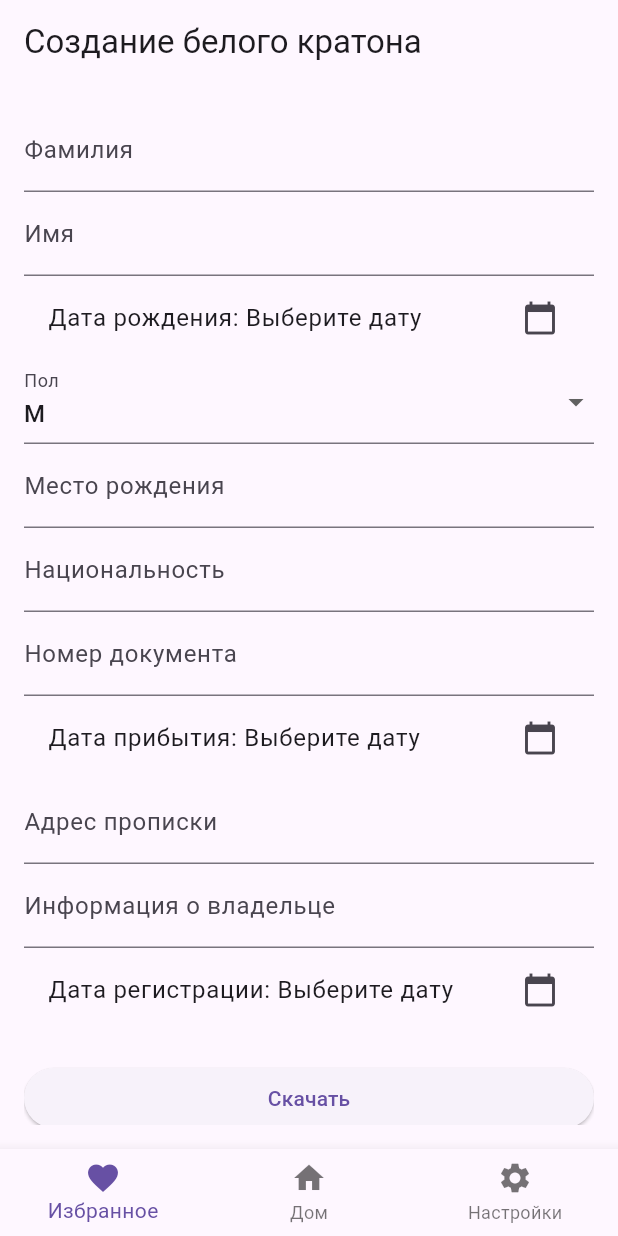
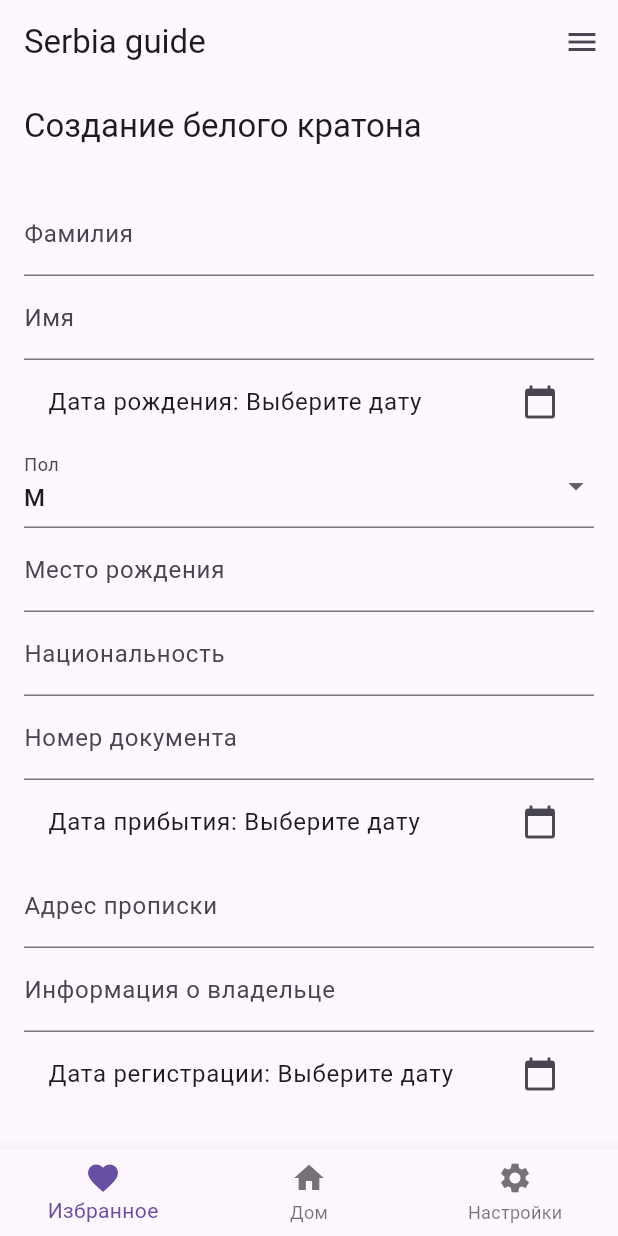
Before and after one commit to ialakey/srbguide, a Flutter app: the screen it shows after launch, on a phone screen of 412 x 824 dp. Run offline on Flutter 3.47's test engine with Material 3 defaults, Android fonts, the light colour scheme and no system bars; our stand-ins replace open_file; missing offline and left inert: docx_template.

Commit message:
Add menu

```diff
--- a/lib/main.dart
+++ b/lib/main.dart
@@ -2,6 +2,7 @@ import 'package:flutter/material.dart';
 
 import 'screens/white_cardboard.dart';
 import 'widget/bottom_navigation.dart';
+import 'widget/drawer.dart';
 
 void main() {
   runApp(MyApp());
@@ -15,10 +16,14 @@ class MyApp extends StatelessWidget {
       theme: ThemeData(
         primarySwatch: Colors.blue,
       ),
-        home: Scaffold(
+      home: Scaffold(
+        appBar: AppBar(
+          title: Text("Serbia guide"),
+        ),
+        endDrawer: DrawerScreen(onNavItemTapped: (int , String ) {  },),
         body: InformationForm(),
         bottomNavigationBar: CustomBottomNavigationBar(),
-      )
+    )
     );
   }
 }
--- a/lib/screens/white_cardboard.dart
+++ b/lib/screens/white_cardboard.dart
@@ -156,6 +156,10 @@ class _InformationFormState extends State<InformationForm> {
               ),
               SizedBox(height: 20),
               ElevatedButton(
+                onPressed: () {},
+                child: Text("Сохранить"),
+              ),
+              ElevatedButton(
                 onPressed: () {
                   if (_formKey.currentState!.validate()) {
                     final params = {
```
Also changed, not shown: lib/widget/drawer.dart (added, +39 -0 lines).
